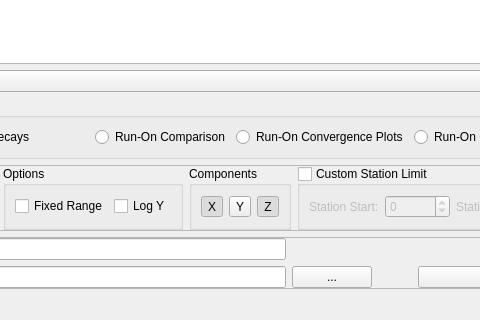
Above: src/ui/test_runner.ui from Crone-Geophysics/IRAP_Modelling before the change; both pictures show x 179 to 659 and y 280 to 600 of the 800 by 600 pixel window. Below: the same form after it.
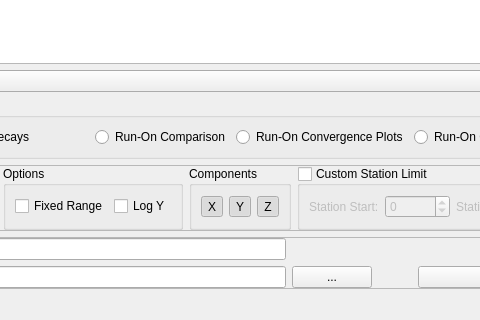
That is the form after the change. Icons and pictures are not drawn.

Patch:
```diff
--- a/src/ui/test_runner.ui
+++ b/src/ui/test_runner.ui
@@ -127,7 +127,7 @@
              <bool>true</bool>
             </property>
             <property name="checked">
-             <bool>false</bool>
+             <bool>true</bool>
             </property>
            </widget>
           </item>
```
